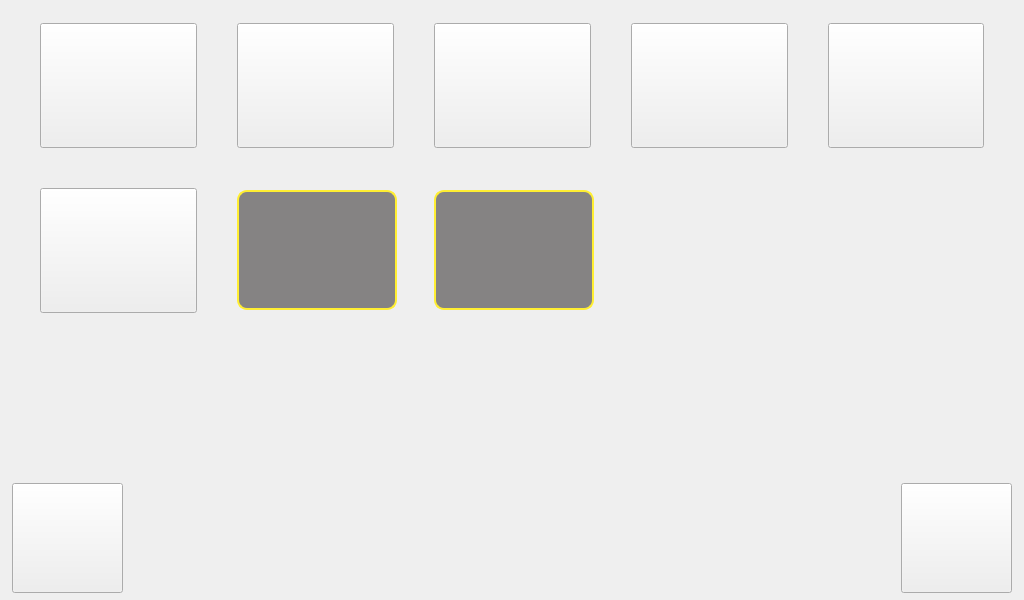
First picture: the form in DMM/basicsettingwidget.ui, repository mickyTwenty/DMM, before the edit.
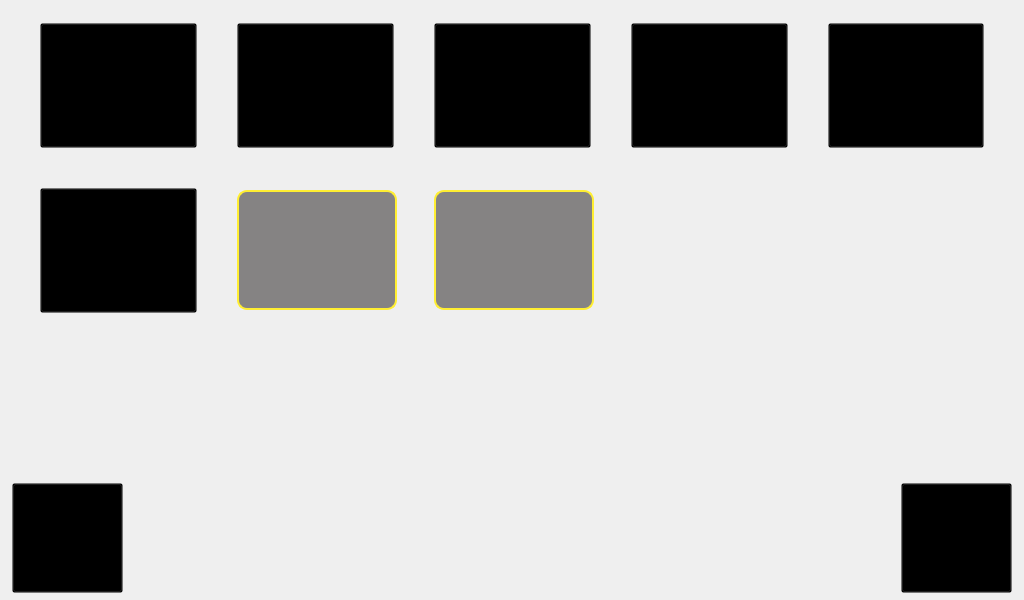
Second picture: the form after the edit. Icons and pictures are not drawn.

Commit message: wifi config dialog

Diff of the .ui file:
```diff
--- a/DMM/basicsettingwidget.ui
+++ b/DMM/basicsettingwidget.ui
@@ -38,7 +38,19 @@
 
 QToolButton {
 	background-color: transparent;
-};</string>
+}
+
+QPushButton {
+width: 160px;
+height: 120px;
+background: rgb(133, 131, 131);
+border: 2px solid  rgb(255, 238, 50);
+border-radius: 10px
+}
+
+QPushButton:pressed {
+background: rgb(153, 151, 151);
+}</string>
   </property>
   <layout class="QVBoxLayout" name="verticalLayout">
    <property name="leftMargin">
```
Left out of the diff: 24 changed lines with no effect on the pictures. The commit also changes 1 other file.
